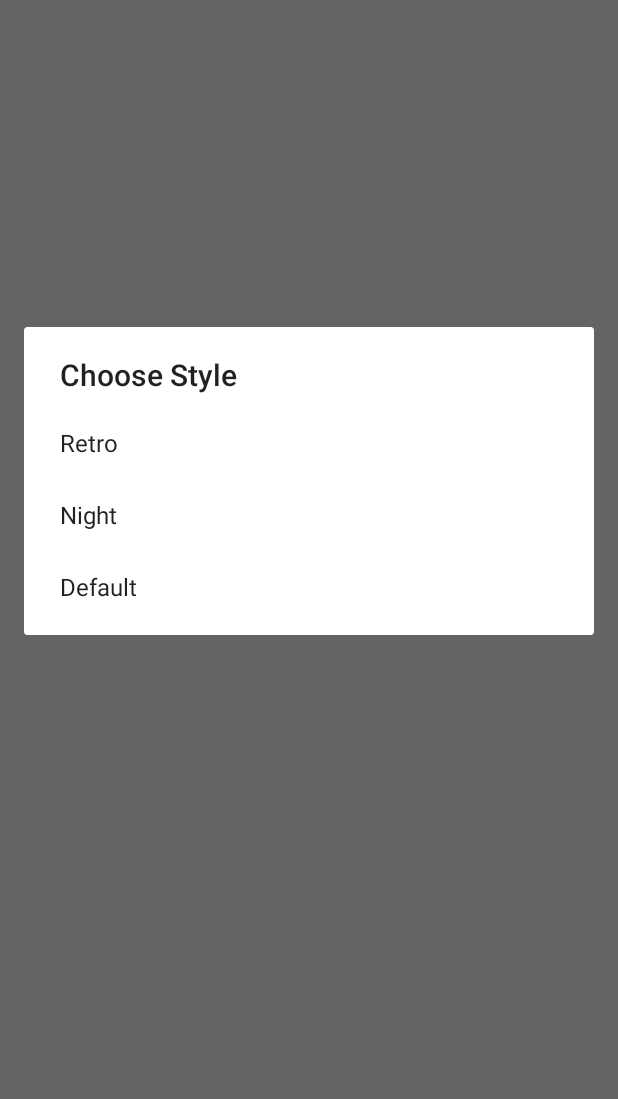
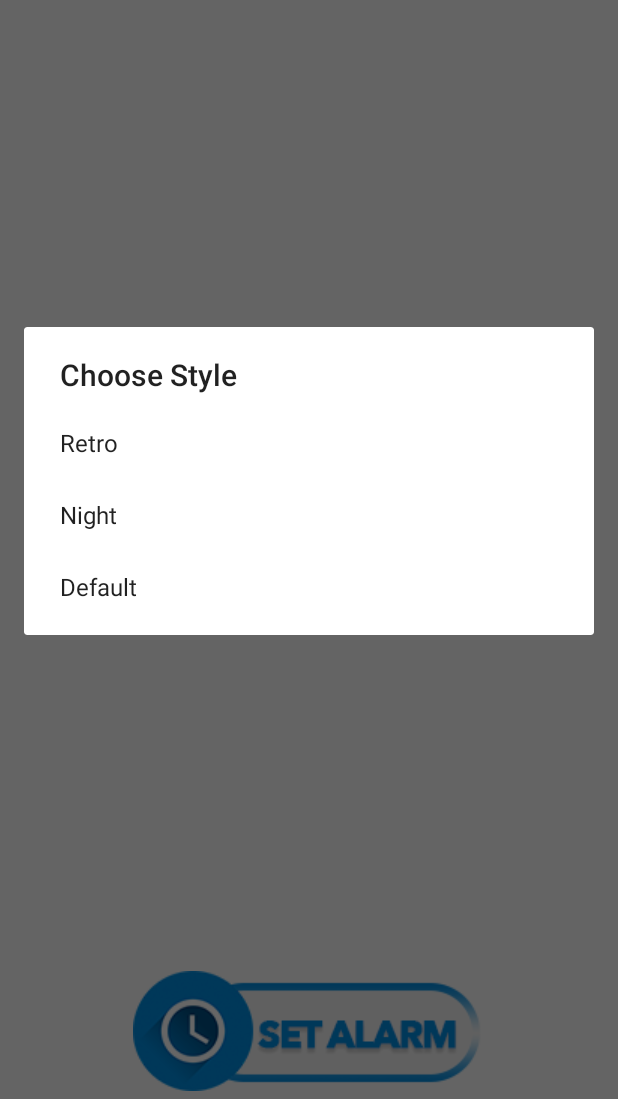
Before and after one commit to saizk/Reminiscence, an Android app: the MapCoordinatesActivity screen opened directly, with no data from a screen before it, after a tap on "CHOOSE STYLE", on a phone screen of 412 x 824 dp, the part 137-1236 px from its top. Run offline under Robolectric (Android 15) with nearby library versions, the phone set to English and light mode, and no system bars.

Commit message:
Coordinates needed!!

```diff
--- a/app/src/main/java/com/example/reminiscence/MapCoordinatesActivity.java
+++ b/app/src/main/java/com/example/reminiscence/MapCoordinatesActivity.java
@@ -8,11 +8,15 @@ import androidx.core.content.ContextCompat;
 
 
 import android.content.DialogInterface;
+import android.database.Cursor;
 import android.util.Log;
 import android.view.Menu;
 import android.view.MenuInflater;
 import android.view.MenuItem;
 
+import android.view.View;
+import android.widget.EditText;
+import android.widget.SimpleCursorAdapter;
 import android.widget.Toast;
 import android.Manifest;
 import android.content.pm.PackageManager;
@@ -33,6 +37,7 @@ import com.google.android.gms.maps.GoogleMap.OnMyLocationClickListener;
 
 import java.util.ArrayList;
 import java.util.List;
+import java.util.Map;
 
 
 public class MapCoordinatesActivity extends AppCompatActivity
@@ -42,12 +47,12 @@ public class MapCoordinatesActivity extends AppCompatActivity
         OnMapReadyCallback,
         ActivityCompat.OnRequestPermissionsResultCallback {
 
-    private static class LongPressLocationSource implements
+    private class LongPressLocationSource implements
             LocationSource, OnMapLongClickListener {
 
         private OnLocationChangedListener mListener;
+        private boolean mPaused;
 
-        private boolean mPaused;
 
         @Override
         public void activate(OnLocationChangedListener listener) {
@@ -67,9 +72,6 @@ public class MapCoordinatesActivity extends AppCompatActivity
                 location.setLongitude(point.longitude);
                 location.setAccuracy(100);
                 mListener.onLocationChanged(location);
-
-                // meter variables en db
-
             }
         }
 
@@ -85,17 +87,23 @@ public class MapCoordinatesActivity extends AppCompatActivity
 
     private GoogleMap mMap;
 
+    private MapDbAdapter dbAdapter;
+    private EditText latitude;
+    private EditText longitude;
+    private Long mRowId;
+
     private boolean permissionDenied = false;
     private LongPressLocationSource mLocationSource;
     private static final int LOCATION_PERMISSION_REQUEST_CODE = 11;
 
     private static final String TAG = MapCoordinatesActivity.class.getSimpleName();
+    private static final LatLng LEGANES = new LatLng(40.3377, -3.7722);
 
     private static final String SELECTED_STYLE = "selected_style";
 
     // Stores the ID of the currently selected style, so that we can re-apply it when
     // the activity restores state, for example when the device changes orientation.
-    private int mSelectedStyleId = R.string.style_label_default;
+    private int mSelectedStyleId = R.string.style_label_retro;
 
     // These are simply the string resource IDs for each of the style names. We use them
     // as identifiers when choosing which style to apply.
@@ -105,7 +113,6 @@ public class MapCoordinatesActivity extends AppCompatActivity
             R.string.style_label_default,
     };
 
-    private static final LatLng LEGANES = new LatLng(40.3377, -3.7722);
 
     @Override
     protected void onCreate(Bundle savedInstanceState) {
@@ -116,10 +123,35 @@ public class MapCoordinatesActivity extends AppCompatActivity
         setContentView(R.layout.activity_map_coordinates);
 
         mLocationSource = new LongPressLocationSource();
+        dbAdapter = new MapDbAdapter(this);
+        dbAdapter.open();
+
+        mRowId = (savedInstanceState == null) ? null :
+                (Long) savedInstanceState.getSerializable(MapDbAdapter.KEY_ROWID);
+        if (mRowId == null) {
+            Bundle extras = getIntent().getExtras();
+            mRowId = extras != null ? extras.getLong(MapDbAdapter.KEY_ROWID) : null;
+        }
 
         SupportMapFragment mapFragment =
                 (SupportMapFragment) getSupportFragmentManager().findFragmentById(R.id.map);
         mapFragment.getMapAsync(this);
+    }
+
+    public void createCoordinates(View view) {
+
+//        LatLng point = mLocationSource;
+        if (mRowId == null) {
+            long id = dbAdapter.createCoordinates(point.latitude, point.longitude);
+            if (id > 0) {
+                mRowId = id;
+            }
+        } else {
+            dbAdapter.updateCoordinates(mRowId, point.latitude, point.longitude);
+        }
+        setResult(RESULT_OK);
+        dbAdapter.close();
+        finish();
     }
 
     @Override
--- a/app/src/main/java/com/example/reminiscence/MapDbAdapter.java
+++ b/app/src/main/java/com/example/reminiscence/MapDbAdapter.java
@@ -11,7 +11,7 @@ import android.util.Log;
 public class MapDbAdapter {
     private static final String TAG = "APMOV: MapDbAdapter"; // Usado en los mensajes de Log
 
-    private static final String DATABASE_NAME = "data";
+    private static final String DATABASE_NAME = "map";
     private static final String DATABASE_TABLE = "coordinates";
     private static final int DATABASE_VERSION = 2;
 
--- a/app/src/main/res/layout/activity_map_coordinates.xml
+++ b/app/src/main/res/layout/activity_map_coordinates.xml
@@ -1,4 +1,9 @@
 <?xml version="1.0" encoding="utf-8"?>
+
+<RelativeLayout xmlns:android="http://schemas.android.com/apk/res/android"
+    android:id="@+id/map_container"
+    android:layout_width="match_parent"
+    android:layout_height="match_parent">
     <fragment xmlns:android="http://schemas.android.com/apk/res/android"
         xmlns:map="http://schemas.android.com/apk/res-auto"
         xmlns:tools="http://schemas.android.com/tools"
@@ -8,3 +13,20 @@
         android:layout_height="match_parent"
         tools:context=".MapCoordinatesActivity">
     </fragment>
+
+    <ImageButton
+        android:id="@+id/save_coordinates"
+        android:layout_width="match_parent"
+        android:layout_height="wrap_content"
+        android:layout_alignParentStart="true"
+        android:layout_alignParentEnd="true"
+        android:layout_alignParentBottom="true"
+        android:background="@color/transparent"
+        android:layout_marginBottom="5dp"
+        android:onClick="createCoordinateste"
+        android:src="@drawable/ui_setalarm"
+        android:text="@string/edit_confirm"
+        android:textSize="40sp">
+    </ImageButton>
+
+</RelativeLayout>
```
Lines whose indentation alone changed are shown as unchanged.
